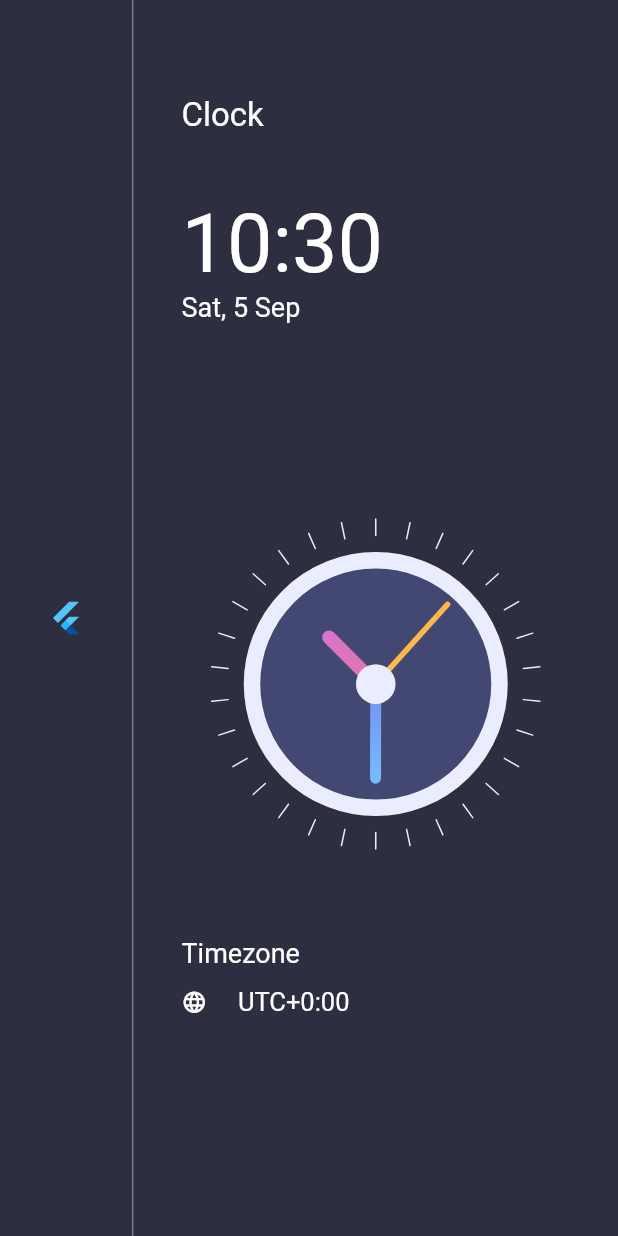
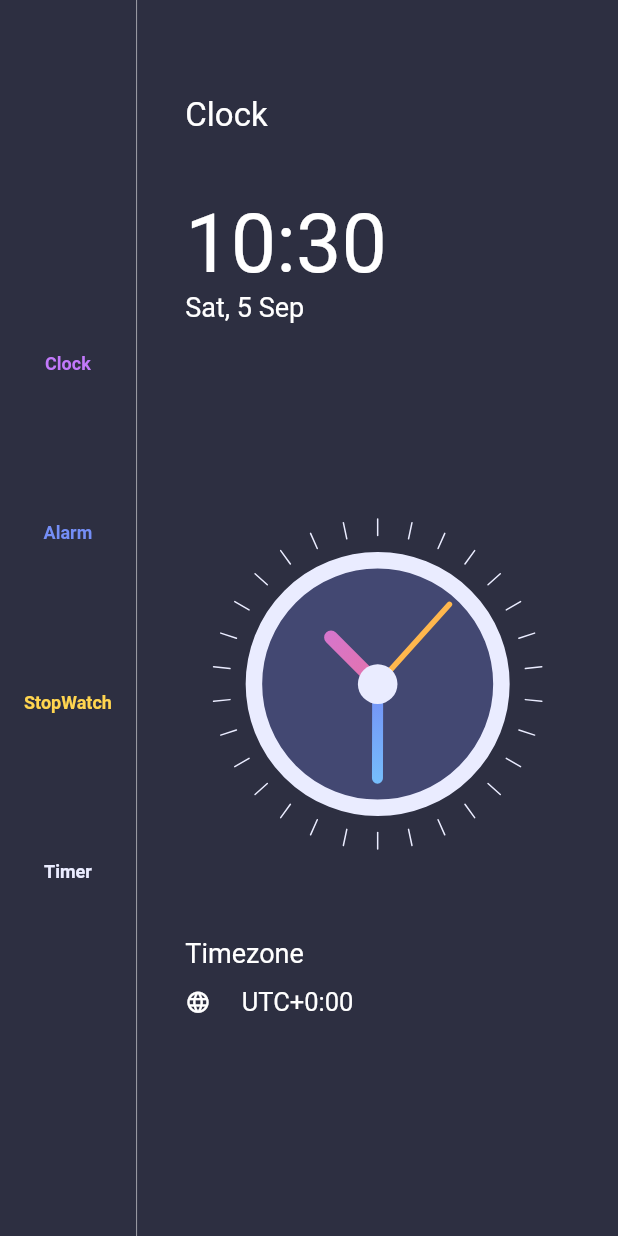
Before and after one commit to nexus-hash/Alarm-App, a Flutter app: the screen it shows after launch, on a phone screen of 412 x 824 dp. Run offline on Flutter 3.47's test engine with Material 2 defaults, Android fonts, the phone set to English and light mode, and no system bars.

Commit message:
Added Menu buttons

```diff
--- a/lib/homepage.dart
+++ b/lib/homepage.dart
@@ -1,3 +1,5 @@
+
+
 import 'package:flutter/material.dart';
 import 'package:new_proj/clock_round.dart';
 import 'package:intl/intl.dart';
@@ -30,17 +32,17 @@ class _HomePageState extends State<HomePage> {
       backgroundColor:  Color(0xFF2D2F41),
       body: Row(
         children: <Widget>[
-          Column(
-            mainAxisAlignment: MainAxisAlignment.center,
-            children: <Widget>[
-              FlatButton(onPressed: (){}, child:
-              Column(
-                children: <Widget>[
-                  FlutterLogo(),
-                ],
-              )
-              )
-            ],
+          Flexible(
+            flex: -3,
+            child: Column(
+              mainAxisAlignment: MainAxisAlignment.center,
+              children: <Widget>[
+                buildMenu("Clock",0XFFC279FB),
+                buildMenu("Alarm",0xFF748EF6),
+                buildMenu("StopWatch",0xFFFFD54F),
+                buildMenu("Timer",0xFFEAECFF),
+              ],
+            ),
           ),
           VerticalDivider(
             color: Colors.white54,width: 1,
@@ -119,4 +121,29 @@ class _HomePageState extends State<HomePage> {
       ),
     );
   }
+  Padding buildMenu(String title,int x){
+    return Padding(
+      padding: const EdgeInsets.all(0),
+      child: FlatButton(onPressed: (){},
+          child:
+             Column(
+              children: [
+                SizedBox(height: MediaQuery.of(context).size.height*.06,),
+                Align(
+                  alignment: Alignment.center,
+                  child: Text(
+                    title,
+                    style: TextStyle(
+                      color: Color(x),
+                      fontSize: 12,
+                      fontWeight: FontWeight.bold,
+                    ),
+                  ),
+                ),
+                SizedBox(height: MediaQuery.of(context).size.height*.06,)
+              ],
+          )
+      ),
+    );
+  }
 }
```
Also changed, not shown: pubspec.lock.
